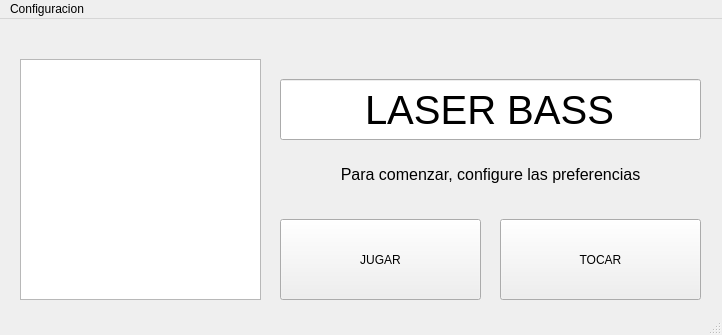
Qt form GUILBass/forms/mainwindow.ui (mgoyret/UTN_FRBA_INFO_II_2020_TPO_LASER-BASS) before a commit.
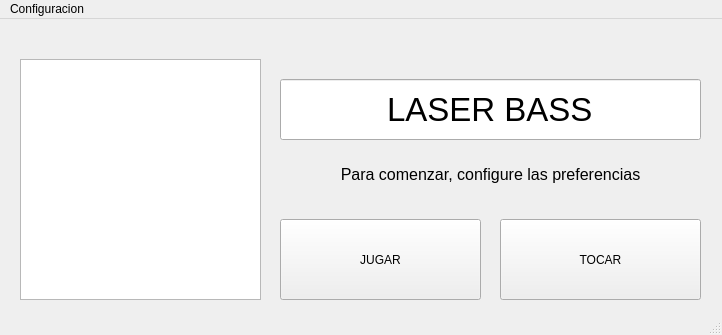
The same form after that commit. Icons and pictures are not drawn.

What changed in the file:
```diff
--- a/GUILBass/forms/mainwindow.ui
+++ b/GUILBass/forms/mainwindow.ui
@@ -75,7 +75,7 @@
     <property name="font">
      <font>
       <family>MS UI Gothic</family>
-      <pointsize>30</pointsize>
+      <pointsize>25</pointsize>
      </font>
     </property>
     <property name="contextMenuPolicy">
```
